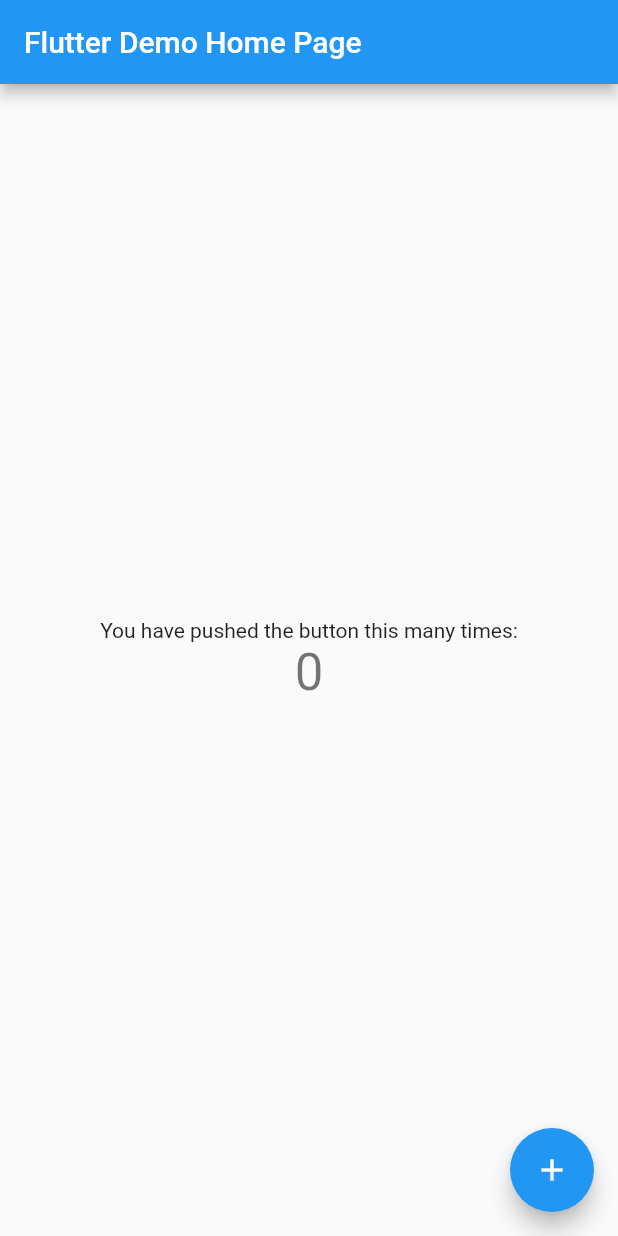
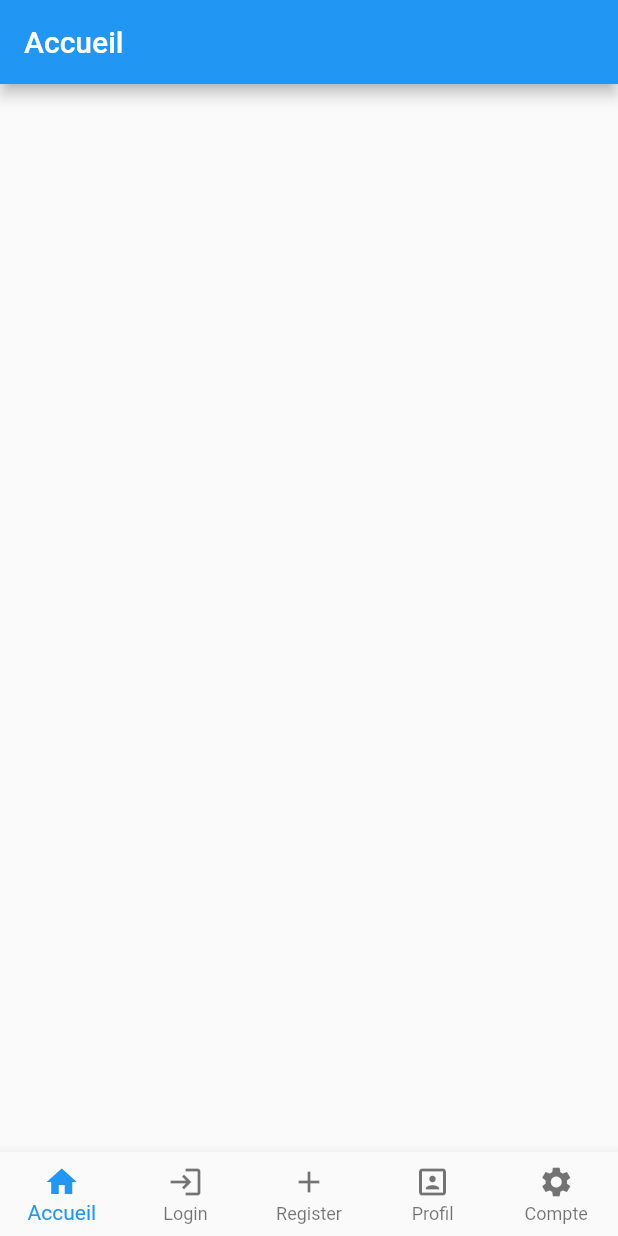
Before and after one commit to m-hack-sim/app_cube_cesi, a Flutter app: the screen it shows after launch, on a phone screen of 412 x 824 dp. Run offline on Flutter 3.47's test engine with Material 2 defaults, Android fonts, the phone set to English and light mode, and no system bars.

```diff
--- /dev/null
+++ b/lib/Pages/home_page.dart
@@ -0,0 +1,54 @@
+import 'package:flutter/cupertino.dart';
+import 'package:flutter/material.dart';
+
+class MyHomePage extends StatefulWidget {
+  MyHomePage({Key key, this.title}) : super(key: key);
+
+  final String title;
+
+  @override
+  _MyHomePageState createState() => _MyHomePageState();
+}
+
+class _MyHomePageState extends State<MyHomePage> {
+
+  @override
+  Widget build(BuildContext context) {
+    return Scaffold(
+      appBar: AppBar(
+        title: Text(widget.title),
+      ),
+      body: Center(
+      ),
+      bottomNavigationBar: BottomNavigationBar(
+        type: BottomNavigationBarType.fixed,
+        items: [
+          BottomNavigationBarItem(icon: Icon(Icons.home), label: "Accueil",),
+          BottomNavigationBarItem(icon: Icon(Icons.login), label: "Login",),
+          BottomNavigationBarItem(icon: Icon(Icons.add), label: "Register",),
+          BottomNavigationBarItem(icon: Icon(Icons.portrait), label: "Profil",),
+          BottomNavigationBarItem(icon: Icon(Icons.settings), label: "Compte",),
+        ],
+        onTap: (int index){
+          switch(index){
+            case 0:
+              Navigator.pushNamed(context,"/accueil");
+              break;
+            case 1:
+              Navigator.pushNamed(context,"/login");
+              break;
+            case 2:
+              Navigator.pushNamed(context,"/register");
+              break;
+            case 3:
+              Navigator.pushNamed(context,"/profile");
+              break;
+            case 4:
+              Navigator.pushNamed(context,"/my_account");
+              break;
+          }
+        },
+      ),
+    );
+  }
+}
--- a/lib/main.dart
+++ b/lib/main.dart
@@ -1,4 +1,9 @@
 import 'package:flutter/material.dart';
+import 'package:new_encounters/Pages/home_page.dart';
+import 'package:new_encounters/Pages/login.dart';
+import 'package:new_encounters/Pages/my_account.dart';
+import 'package:new_encounters/Pages/profile.dart';
+import 'package:new_encounters/Pages/register.dart';
 
 void main() {
   runApp(MyApp());
@@ -11,107 +16,17 @@ class MyApp extends StatelessWidget {
     return MaterialApp(
       title: 'Flutter Demo',
       theme: ThemeData(
-        // This is the theme of your application.
-        //
-        // Try running your application with "flutter run". You'll see the
-        // application has a blue toolbar. Then, without quitting the app, try
-        // changing the primarySwatch below to Colors.green and then invoke
-        // "hot reload" (press "r" in the console where you ran "flutter run",
-        // or simply save your changes to "hot reload" in a Flutter IDE).
-        // Notice that the counter didn't reset back to zero; the application
-        // is not restarted.
         primarySwatch: Colors.blue,
-        // This makes the visual density adapt to the platform that you run
-        // the app on. For desktop platforms, the controls will be smaller and
-        // closer together (more dense) than on mobile platforms.
         visualDensity: VisualDensity.adaptivePlatformDensity,
       ),
-      home: MyHomePage(title: 'Flutter Demo Home Page'),
+      home: MyHomePage(title: 'Accueil'),
+      routes: <String, WidgetBuilder>{
+        "/login": (BuildContext context) => Login(title: "Login",),
+        "/register": (BuildContext context) => Register(title: "Register",),
+        "/my_account": (BuildContext context) => MyAccount(title: "Mon Compte",),
+        "/profile": (BuildContext context) => Profile(title: "Profil",),
+        "/accueil": (BuildContext context) => MyHomePage(title: "Accueil",),
+      },
     );
   }
 }
-
-class MyHomePage extends StatefulWidget {
-  MyHomePage({Key key, this.title}) : super(key: key);
-
-  // This widget is the home page of your application. It is stateful, meaning
-  // that it has a State object (defined below) that contains fields that affect
-  // how it looks.
-
-  // This class is the configuration for the state. It holds the values (in this
-  // case the title) provided by the parent (in this case the App widget) and
-  // used by the build method of the State. Fields in a Widget subclass are
-  // always marked "final".
-
-  final String title;
-
-  @override
-  _MyHomePageState createState() => _MyHomePageState();
-}
-
-class _MyHomePageState extends State<MyHomePage> {
-  int _counter = 0;
-
-  void _incrementCounter() {
-    setState(() {
-      // This call to setState tells the Flutter framework that something has
-      // changed in this State, which causes it to rerun the build method below
-      // so that the display can reflect the updated values. If we changed
-      // _counter without calling setState(), then the build method would not be
-      // called again, and so nothing would appear to happen.
-      _counter++;
-    });
-  }
-
-  @override
-  Widget build(BuildContext context) {
-    // This method is rerun every time setState is called, for instance as done
-    // by the _incrementCounter method above.
-    //
-    // The Flutter framework has been optimized to make rerunning build methods
-    // fast, so that you can just rebuild anything that needs updating rather
-    // than having to individually change instances of widgets.
-    return Scaffold(
-      appBar: AppBar(
-        // Here we take the value from the MyHomePage object that was created by
-        // the App.build method, and use it to set our appbar title.
-        title: Text(widget.title),
-      ),
-      body: Center(
-        // Center is a layout widget. It takes a single child and positions it
-        // in the middle of the parent.
-        child: Column(
-          // Column is also a layout widget. It takes a list of children and
-          // arranges them vertically. By default, it sizes itself to fit its
-          // children horizontally, and tries to be as tall as its parent.
-          //
-          // Invoke "debug painting" (press "p" in the console, choose the
-          // "Toggle Debug Paint" action from the Flutter Inspector in Android
-          // Studio, or the "Toggle Debug Paint" command in Visual Studio Code)
-          // to see the wireframe for each widget.
-          //
-          // Column has various properties to control how it sizes itself and
-          // how it positions its children. Here we use mainAxisAlignment to
-          // center the children vertically; the main axis here is the vertical
-          // axis because Columns are vertical (the cross axis would be
-          // horizontal).
-          mainAxisAlignment: MainAxisAlignment.center,
-          children: <Widget>[
-            Text(
-              'You have pushed the button this many times:',
-            ),
-            Text(
-              '$_counter',
-              style: Theme.of(context).textTheme.headline4,
-            ),
-          ],
-        ),
-      ),
-      floatingActionButton: FloatingActionButton(
-        onPressed: _incrementCounter,
-        tooltip: 'Increment',
-        child: Icon(Icons.add),
-      ), // This trailing comma makes auto-formatting nicer for build methods.
-    );
-  }
-}
```
Also changed, not shown: lib/Pages/login.dart (added, +25 -0 lines), lib/Pages/my_account.dart (added, +25 -0 lines), lib/Pages/profile.dart (added, +25 -0 lines), lib/Pages/register.dart (added, +25 -0 lines), 1 other file.
